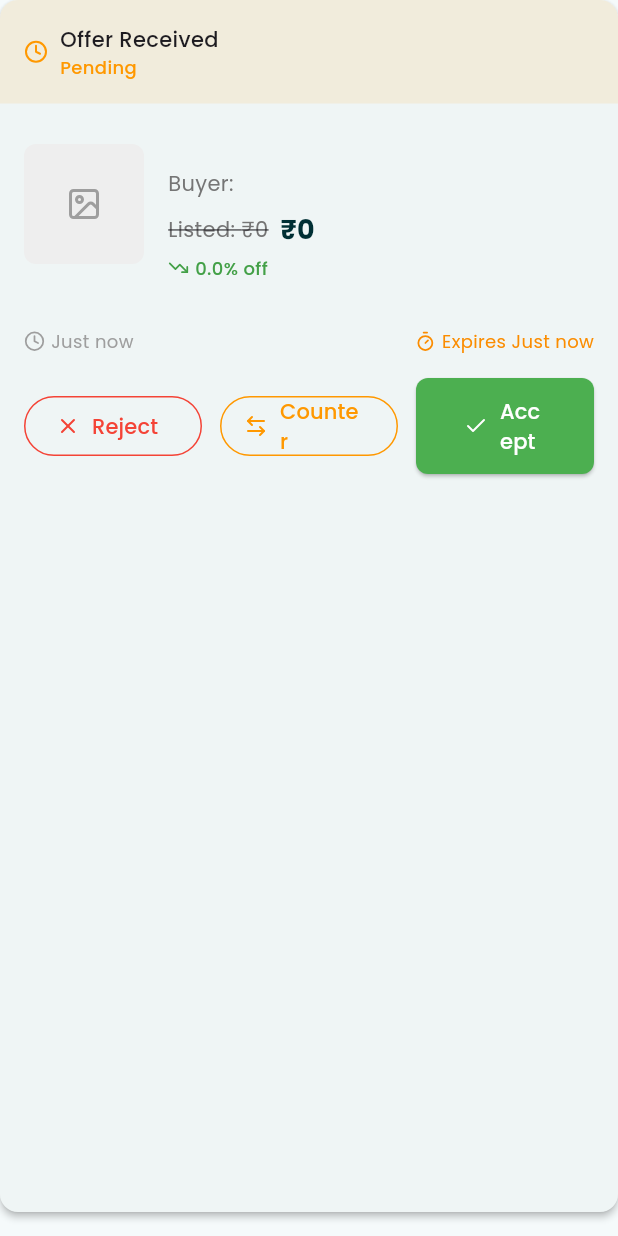
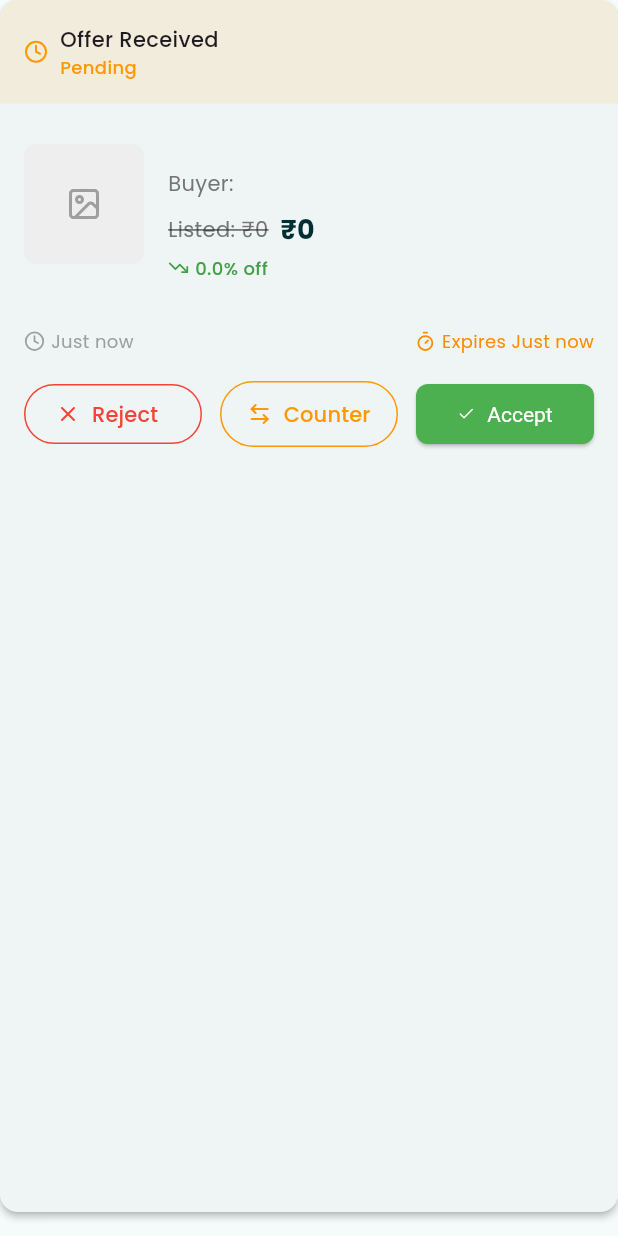
Before and after one commit to marvickps/Rebuy, a Flutter app: the OfferCard widget shown alone on an empty page, opened directly with empty values, on a phone screen of 412 x 824 dp. Run offline on Flutter 3.47's test engine with Material 3 defaults, Android fonts, the phone set to English and light mode, and no system bars; our stand-ins replace cached_network_image, cloud_firestore, firebase_auth, firebase_core, firebase_storage, google_fonts and 4 more; accounts and stored records are empty.

Commit message:
offer done - counter need to improvise

```diff
--- a/lib/screens/product/widgets/offer_card.dart
+++ b/lib/screens/product/widgets/offer_card.dart
@@ -280,6 +280,7 @@ class OfferCard extends StatelessWidget {
                             icon: const Icon(LucideIcons.arrowLeftRight, size: 16),
                             label: const Text('Counter'),
                             style: OutlinedButton.styleFrom(
+                              padding: const EdgeInsets.symmetric(horizontal: 4, vertical: 12),
                               foregroundColor: Colors.orange,
                               side: const BorderSide(color: Colors.orange),
                             ),
@@ -289,14 +290,18 @@ class OfferCard extends StatelessWidget {
                         Expanded(
                           child: ElevatedButton.icon(
                             onPressed: () => onAction('accept'),
-                            icon: const Icon(LucideIcons.check, size: 16),
+                            icon: const Icon(LucideIcons.check, size: 12),
                             label: const Text('Accept'),
                             style: ElevatedButton.styleFrom(
                               backgroundColor: Colors.green,
                               foregroundColor: Colors.white,
+                              padding: const EdgeInsets.symmetric(horizontal: 4, vertical: 12), // Adjust here
+                              textStyle: const TextStyle(fontSize: 14), // Optional: tweak text size
+                              tapTargetSize: MaterialTapTargetSize.shrinkWrap, // Optional: tighter height
                             ),
                           ),
                         ),
+
                       ],
                     ),
                   ),
```
Also changed, not shown: lib/screens/product/product_detail_screen.dart (+1 -44 lines).
